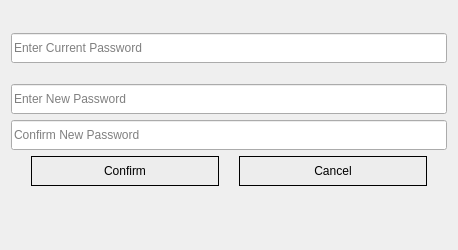
First picture: the form in passworddialog.ui, repository savoirfairelinux/jami-client-windows, before the edit.
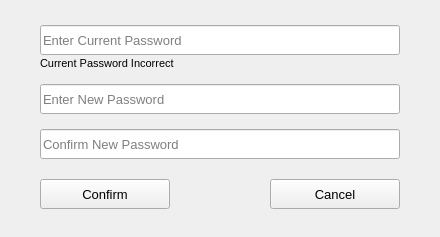
Second picture: the form after the edit. Custom widgets are drawn as their Qt base class.

What changed in the file:
```diff
--- a/passworddialog.ui
+++ b/passworddialog.ui
@@ -6,8 +6,8 @@
    <rect>
     <x>0</x>
     <y>0</y>
-    <width>458</width>
-    <height>250</height>
+    <width>440</width>
+    <height>237</height>
    </rect>
   </property>
   <property name="sizePolicy">
@@ -19,13 +19,13 @@
   <property name="minimumSize">
    <size>
     <width>440</width>
-    <height>250</height>
+    <height>224</height>
    </size>
   </property>
   <property name="maximumSize">
    <size>
-    <width>458</width>
-    <height>268</height>
+    <width>16777215</width>
+    <height>16777215</height>
    </size>
   </property>
   <property name="windowTitle">
@@ -38,16 +38,55 @@
    <property name="sizeConstraint">
     <enum>QLayout::SetDefaultConstraint</enum>
    </property>
+   <property name="leftMargin">
+    <number>40</number>
+   </property>
+   <property name="rightMargin">
+    <number>40</number>
+   </property>
    <item>
-    <layout class="QVBoxLayout" name="verticalLayout_5">
+    <spacer name="verticalSpacer_3">
+     <property name="orientation">
+      <enum>Qt::Vertical</enum>
+     </property>
+     <property name="sizeType">
+      <enum>QSizePolicy::Fixed</enum>
+     </property>
+     <property name="sizeHint" stdset="0">
+      <size>
+       <width>20</width>
+       <height>5</height>
+      </size>
+     </property>
+    </spacer>
+   </item>
      <item>
-      <widget class="QLineEdit" name="currentPsswdEdit">
+    <layout class="QVBoxLayout" name="verticalLayout_2">
+     <property name="spacing">
+      <number>0</number>
+     </property>
+     <property name="topMargin">
+      <number>0</number>
+     </property>
+     <item>
+      <widget class="QLineEdit" name="currentPasswordEdit">
+       <property name="sizePolicy">
+        <sizepolicy hsizetype="Minimum" vsizetype="Fixed">
+         <horstretch>0</horstretch>
+         <verstretch>0</verstretch>
+        </sizepolicy>
+       </property>
        <property name="minimumSize">
         <size>
          <width>0</width>
          <height>30</height>
         </size>
        </property>
+       <property name="font">
+        <font>
+         <pointsize>10</pointsize>
+        </font>
+       </property>
        <property name="layoutDirection">
         <enum>Qt::LeftToRight</enum>
        </property>
@@ -60,7 +99,7 @@
       </widget>
      </item>
      <item>
-      <spacer name="verticalSpacer">
+      <spacer name="verticalSpacer_4">
        <property name="orientation">
         <enum>Qt::Vertical</enum>
        </property>
@@ -70,19 +109,59 @@
        <property name="sizeHint" stdset="0">
         <size>
          <width>20</width>
-         <height>15</height>
+         <height>2</height>
         </size>
        </property>
       </spacer>
      </item>
      <item>
-      <widget class="QLineEdit" name="newPsswdEdit">
+      <widget class="QLabel" name="wrongPasswordLabel">
+       <property name="sizePolicy">
+        <sizepolicy hsizetype="Preferred" vsizetype="Fixed">
+         <horstretch>0</horstretch>
+         <verstretch>0</verstretch>
+        </sizepolicy>
+       </property>
+       <property name="minimumSize">
+        <size>
+         <width>0</width>
+         <height>12</height>
+        </size>
+       </property>
+       <property name="maximumSize">
+        <size>
+         <width>16777215</width>
+         <height>12</height>
+        </size>
+       </property>
+       <property name="font">
+        <font>
+         <pointsize>8</pointsize>
+        </font>
+       </property>
+       <property name="text">
+        <string>Current Password Incorrect</string>
+       </property>
+       <property name="alignment">
+        <set>Qt::AlignLeading|Qt::AlignLeft|Qt::AlignVCenter</set>
+       </property>
+      </widget>
+     </item>
+    </layout>
+   </item>
+   <item>
+    <widget class="QLineEdit" name="passwordEdit">
        <property name="minimumSize">
         <size>
          <width>0</width>
          <height>30</height>
         </size>
        </property>
+     <property name="font">
+      <font>
+       <pointsize>10</pointsize>
+      </font>
+     </property>
        <property name="text">
         <string/>
        </property>
@@ -92,13 +171,18 @@
       </widget>
      </item>
      <item>
-      <widget class="QLineEdit" name="confirmNewPsswdEdit">
+    <widget class="QLineEdit" name="confirmPasswordEdit">
        <property name="minimumSize">
         <size>
          <width>0</width>
          <height>30</height>
         </size>
        </property>
+     <property name="font">
+      <font>
+       <pointsize>10</pointsize>
+      </font>
+     </property>
        <property name="text">
         <string/>
        </property>
@@ -107,30 +191,57 @@
        </property>
       </widget>
      </item>
+   <item>
+    <spacer name="verticalSpacer_2">
+     <property name="orientation">
+      <enum>Qt::Vertical</enum>
+     </property>
+     <property name="sizeType">
+      <enum>QSizePolicy::Fixed</enum>
+     </property>
+     <property name="sizeHint" stdset="0">
+      <size>
+       <width>20</width>
+       <height>5</height>
+      </size>
+     </property>
+    </spacer>
+   </item>
      <item>
       <layout class="QHBoxLayout" name="horizontalLayout">
        <property name="spacing">
-        <number>20</number>
+      <number>7</number>
        </property>
        <property name="leftMargin">
-        <number>20</number>
+      <number>0</number>
        </property>
        <property name="topMargin">
         <number>0</number>
        </property>
        <property name="rightMargin">
-        <number>20</number>
+      <number>0</number>
        </property>
        <item>
-        <widget class="QPushButton" name="confirmButton">
+      <widget class="QPushButton" name="btnChangePasswordConfirm">
+       <property name="sizePolicy">
+        <sizepolicy hsizetype="Fixed" vsizetype="Fixed">
+         <horstretch>0</horstretch>
+         <verstretch>0</verstretch>
+        </sizepolicy>
+       </property>
          <property name="minimumSize">
           <size>
-           <width>0</width>
+         <width>130</width>
            <height>30</height>
           </size>
          </property>
+       <property name="font">
+        <font>
+         <pointsize>10</pointsize>
+        </font>
+       </property>
          <property name="styleSheet">
-          <string notr="true">background: rgb(237, 237, 237); border: 1px solid black;</string>
+        <string notr="true"/>
          </property>
          <property name="text">
           <string>Confirm</string>
@@ -141,15 +252,39 @@
         </widget>
        </item>
        <item>
-        <widget class="QPushButton" name="cancelButton">
+      <spacer name="horizontalSpacer_3">
+       <property name="orientation">
+        <enum>Qt::Horizontal</enum>
+       </property>
+       <property name="sizeHint" stdset="0">
+        <size>
+         <width>40</width>
+         <height>20</height>
+        </size>
+       </property>
+      </spacer>
+     </item>
+     <item>
+      <widget class="QPushButton" name="btnChangePasswordCancel">
+       <property name="sizePolicy">
+        <sizepolicy hsizetype="Fixed" vsizetype="Fixed">
+         <horstretch>0</horstretch>
+         <verstretch>0</verstretch>
+        </sizepolicy>
+       </property>
          <property name="minimumSize">
           <size>
-           <width>0</width>
+         <width>130</width>
            <height>30</height>
           </size>
          </property>
+       <property name="font">
+        <font>
+         <pointsize>10</pointsize>
+        </font>
+       </property>
          <property name="styleSheet">
-          <string notr="true">background: rgb(237, 237, 237); border: 1px solid black;</string>
+        <string notr="true"/>
          </property>
          <property name="text">
           <string>Cancel</string>
@@ -162,33 +297,20 @@
       </layout>
      </item>
      <item>
-      <widget class="QLabel" name="userMessageLabel">
-       <property name="minimumSize">
-        <size>
-         <width>0</width>
-         <height>25</height>
-        </size>
-       </property>
-       <property name="maximumSize">
+    <spacer name="verticalSpacer">
+     <property name="orientation">
+      <enum>Qt::Vertical</enum>
+     </property>
+     <property name="sizeType">
+      <enum>QSizePolicy::Fixed</enum>
+     </property>
+     <property name="sizeHint" stdset="0">
         <size>
-         <width>16777215</width>
-         <height>25</height>
-        </size>
-       </property>
-       <property name="font">
-        <font>
-         <pointsize>10</pointsize>
-        </font>
-       </property>
-       <property name="text">
-        <string/>
-       </property>
-       <property name="alignment">
-        <set>Qt::AlignCenter</set>
-       </property>
-      </widget>
-     </item>
-    </layout>
+       <width>20</width>
+       <height>5</height>
+      </size>
+     </property>
+    </spacer>
    </item>
   </layout>
  </widget>
```
Lines whose indentation alone changed are shown as unchanged.
